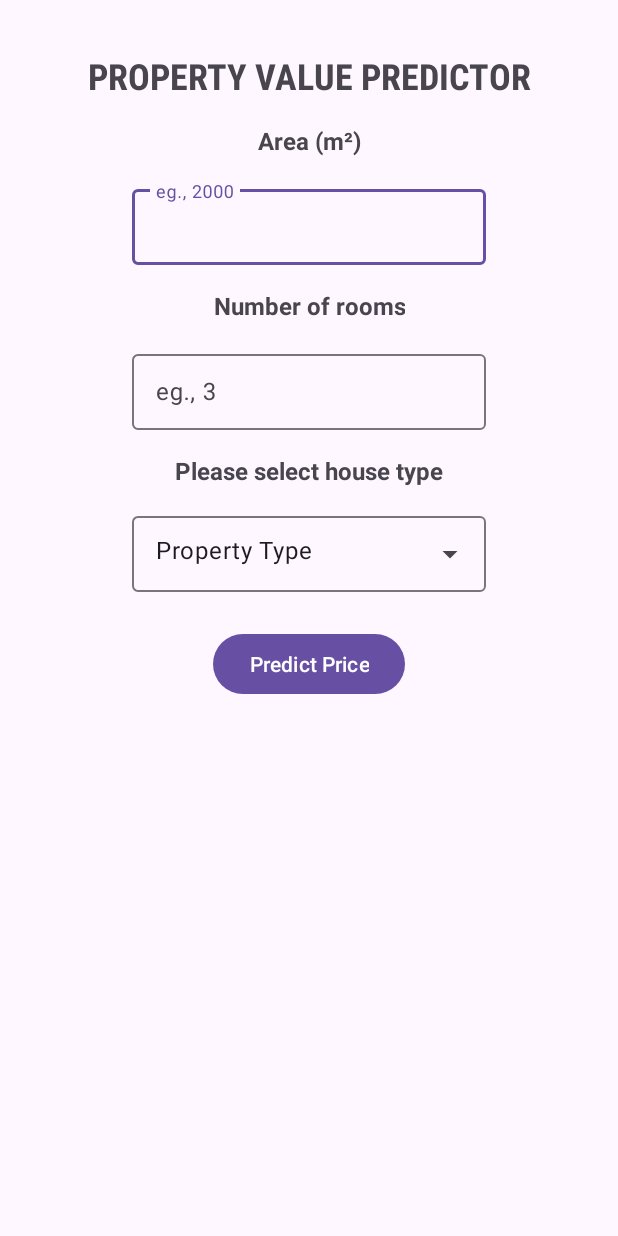
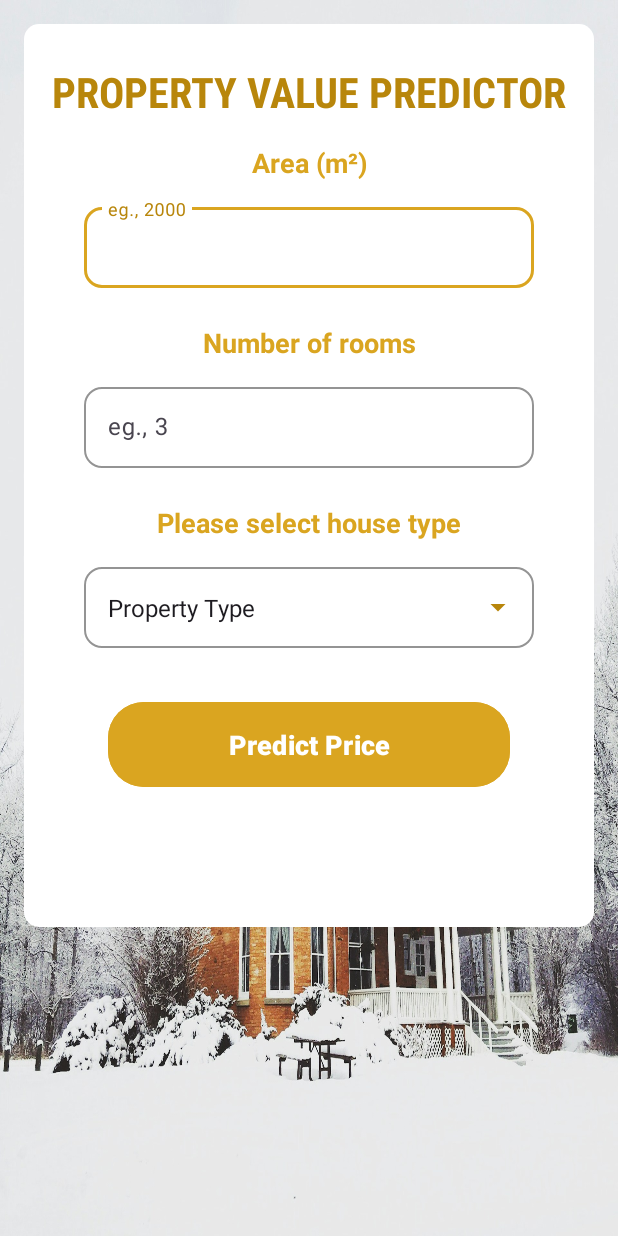
Before and after one commit to ISE-S46/PropertyValuePredictor, an Android app: the screen it shows after launch (MainActivity), on a phone screen of 412 x 824 dp. Run offline under Robolectric (Android 15) with nearby library versions, the phone set to English and light mode, and no system bars; libraries missing offline, so code that uses them is left out: ai.onnxruntime.

Commit message:
Update App UI

```diff
--- /dev/null
+++ b/app/src/main/res/drawable/rounded_background.xml
@@ -0,0 +1,6 @@
+<?xml version="1.0" encoding="utf-8"?>
+<shape xmlns:android="http://schemas.android.com/apk/res/android"
+    android:shape="rectangle">
+    <solid android:color="@color/white"/>
+    <corners android:radius="10dp"/>
+</shape>
--- a/app/src/main/res/layout/activity_main.xml
+++ b/app/src/main/res/layout/activity_main.xml
@@ -5,14 +5,25 @@
     android:id="@+id/main"
     android:layout_width="match_parent"
     android:layout_height="match_parent"
+    android:background="@drawable/house"
     tools:context=".MainActivity">
+
+    <androidx.constraintlayout.widget.ConstraintLayout
+        android:layout_width="match_parent"
+        android:layout_height="wrap_content"
+        android:background="@drawable/rounded_background"
+        android:layout_margin="16dp"
+        android:padding="8dp"
+        app:layout_constraintEnd_toEndOf="parent"
+        app:layout_constraintStart_toStartOf="parent"
+        app:layout_constraintTop_toTopOf="parent">
 
         <androidx.constraintlayout.widget.Guideline
             android:id="@+id/start_guideline"
             android:layout_width="wrap_content"
             android:layout_height="wrap_content"
             android:orientation="horizontal"
-        app:layout_constraintGuide_begin="50dp" />
+            app:layout_constraintGuide_begin="18dp" />
 
         <TextView
             android:id="@+id/Title"
@@ -23,10 +34,10 @@
             android:textAlignment="center"
             android:textAllCaps="true"
             android:textAppearance="@style/TextAppearance.AppCompat.Display1"
-        android:textSize="24sp"
+            android:textColor="@color/Darkgold"
+            android:textSize="28sp"
             android:textStyle="bold"
             android:visibility="visible"
-        app:layout_constraintBottom_toBottomOf="@id/start_guideline"
             app:layout_constraintEnd_toEndOf="parent"
             app:layout_constraintStart_toStartOf="parent"
             app:layout_constraintTop_toTopOf="@id/start_guideline" />
@@ -38,7 +49,8 @@
             android:layout_marginTop="16dp"
             android:text="@string/AreaTitle"
             android:textAlignment="center"
-        android:textSize="16sp"
+            android:textColor="@color/Lightgold"
+            android:textSize="18sp"
             android:textStyle="bold"
             app:layout_constraintEnd_toEndOf="parent"
             app:layout_constraintStart_toStartOf="parent"
@@ -46,9 +58,18 @@
 
         <com.google.android.material.textfield.TextInputLayout
             android:id="@+id/area_input_layout"
-        android:layout_width="236dp"
-        android:layout_height="56dp"
-        android:layout_marginTop="16dp"
+            style="@style/Widget.Material3.TextInputLayout.OutlinedBox"
+            android:layout_width="0dp"
+            android:layout_height="wrap_content"
+            android:layout_marginHorizontal="32dp"
+            android:layout_marginTop="12dp"
+            app:boxCornerRadiusBottomEnd="12dp"
+            app:boxCornerRadiusBottomStart="12dp"
+            app:boxCornerRadiusTopEnd="12dp"
+            app:boxCornerRadiusTopStart="12dp"
+            app:boxStrokeColor="@color/Lightgold"
+            app:boxBackgroundColor="@color/white"
+            app:hintTextColor="@color/Darkgold"
             app:layout_constraintEnd_toEndOf="parent"
             app:layout_constraintStart_toStartOf="parent"
             app:layout_constraintTop_toBottomOf="@+id/Area">
@@ -59,7 +80,8 @@
                 android:layout_height="wrap_content"
                 android:hint="@string/hint_area"
                 android:inputType="numberDecimal"
-            android:ems="10"/>
+                android:paddingVertical="16dp"
+                android:textSize="16sp" />
 
         </com.google.android.material.textfield.TextInputLayout>
 
@@ -67,10 +89,11 @@
             android:id="@+id/NumberRoom"
             android:layout_width="wrap_content"
             android:layout_height="wrap_content"
-        android:layout_marginTop="16dp"
+            android:layout_marginTop="24dp"
             android:text="@string/NumroomTitle"
             android:textAlignment="center"
-        android:textSize="16sp"
+            android:textColor="@color/Lightgold"
+            android:textSize="18sp"
             android:textStyle="bold"
             app:layout_constraintEnd_toEndOf="parent"
             app:layout_constraintStart_toStartOf="parent"
@@ -78,9 +101,18 @@
 
         <com.google.android.material.textfield.TextInputLayout
             android:id="@+id/room_input_layout"
-        android:layout_width="236dp"
-        android:layout_height="56dp"
-        android:layout_marginTop="16dp"
+            style="@style/Widget.Material3.TextInputLayout.OutlinedBox"
+            android:layout_width="0dp"
+            android:layout_height="wrap_content"
+            android:layout_marginHorizontal="32dp"
+            android:layout_marginTop="12dp"
+            app:boxCornerRadiusBottomEnd="12dp"
+            app:boxCornerRadiusBottomStart="12dp"
+            app:boxCornerRadiusTopEnd="12dp"
+            app:boxCornerRadiusTopStart="12dp"
+            app:boxStrokeColor="@color/Lightgold"
+            app:boxBackgroundColor="@color/white"
+            app:hintTextColor="@color/Darkgold"
             app:layout_constraintEnd_toEndOf="parent"
             app:layout_constraintStart_toStartOf="parent"
             app:layout_constraintTop_toBottomOf="@+id/NumberRoom">
@@ -91,7 +123,8 @@
                 android:layout_height="wrap_content"
                 android:hint="@string/hint_room"
                 android:inputType="numberDecimal"
-            android:ems="10"/>
+                android:paddingVertical="16dp"
+                android:textSize="16sp" />
 
         </com.google.android.material.textfield.TextInputLayout>
 
@@ -99,11 +132,12 @@
             android:id="@+id/HouseType"
             android:layout_width="wrap_content"
             android:layout_height="wrap_content"
-        android:layout_marginTop="16dp"
+            android:layout_marginTop="24dp"
+            android:labelFor="@id/house_type_auto_complete_text_view"
             android:text="@string/Housetype"
-        android:labelFor="@id/house_type_auto_complete_text_view"
             android:textAlignment="center"
-        android:textSize="16sp"
+            android:textColor="@color/Lightgold"
+            android:textSize="18sp"
             android:textStyle="bold"
             app:layout_constraintEnd_toEndOf="parent"
             app:layout_constraintStart_toStartOf="parent"
@@ -111,42 +145,63 @@
 
         <com.google.android.material.textfield.TextInputLayout
             android:id="@+id/house_type_dropdown"
-        style="@style/Widget.Material3.TextInputLayout.OutlinedBox.ExposedDropdownMenu"
-        android:layout_width="236dp"
-        android:layout_height="56dp"
-        android:layout_marginTop="14dp"
+            style="@style/GoldDropdownMenu"
+            android:layout_width="0dp"
+            android:layout_height="wrap_content"
+            android:layout_marginHorizontal="32dp"
+            android:layout_marginTop="12dp"
+            app:boxCornerRadiusBottomEnd="12dp"
+            app:boxCornerRadiusBottomStart="12dp"
+            app:boxCornerRadiusTopEnd="12dp"
+            app:boxCornerRadiusTopStart="12dp"
             app:layout_constraintEnd_toEndOf="parent"
             app:layout_constraintStart_toStartOf="parent"
             app:layout_constraintTop_toBottomOf="@+id/HouseType">
 
             <AutoCompleteTextView
+                style="@style/GoldDropdownMenu"
                 android:id="@+id/house_type_auto_complete_text_view"
                 android:layout_width="match_parent"
                 android:layout_height="wrap_content"
                 android:inputType="none"
-            android:text="@string/dropdown"/>
+                android:paddingVertical="16dp"
+                android:text="@string/dropdown"
+                android:textSize="16sp" />
 
         </com.google.android.material.textfield.TextInputLayout>
 
         <Button
             android:id="@+id/calculate_button"
-        android:layout_width="wrap_content"
+            android:layout_width="0dp"
             android:layout_height="wrap_content"
-        android:layout_marginTop="24dp"
+            android:layout_marginHorizontal="48dp"
+            android:layout_marginTop="32dp"
+            android:paddingVertical="16dp"
             android:text="@string/calculate"
+            android:backgroundTint="@color/Lightgold"
+            android:textColor="@color/white"
+            android:textSize="18sp"
+            android:textStyle="bold"
+            app:cornerRadius="24dp"
             app:layout_constraintEnd_toEndOf="parent"
             app:layout_constraintStart_toStartOf="parent"
             app:layout_constraintTop_toBottomOf="@+id/house_type_dropdown" />
 
         <TextView
             android:id="@+id/output_text"
-        android:layout_width="wrap_content"
+            android:layout_width="0dp"
             android:layout_height="wrap_content"
-        android:layout_marginTop="18dp"
-        android:textSize="40sp"
+            android:layout_marginHorizontal="16dp"
+            android:layout_marginTop="22dp"
+            android:paddingBottom="16dp"
             android:textAlignment="center"
+            android:textColor="@color/Green"
+            android:textSize="32sp"
+            android:textStyle="bold"
             app:layout_constraintEnd_toEndOf="parent"
             app:layout_constraintStart_toStartOf="parent"
             app:layout_constraintTop_toBottomOf="@+id/calculate_button" />
 
     </androidx.constraintlayout.widget.ConstraintLayout>
+
+</androidx.constraintlayout.widget.ConstraintLayout>
--- a/app/src/main/res/values/colors.xml
+++ b/app/src/main/res/values/colors.xml
@@ -2,4 +2,7 @@
 <resources>
     <color name="black">#FF000000</color>
     <color name="white">#FFFFFFFF</color>
+    <color name="Darkgold">#B8860B</color>
+    <color name="Lightgold">#DAA520</color>
+    <color name="Green">#43A047</color>
 </resources>
--- /dev/null
+++ b/app/src/main/res/values/styles.xml
@@ -0,0 +1,11 @@
+<?xml version="1.0" encoding="utf-8"?>
+<resources>
+    <style name="GoldDropdownMenu" parent="Widget.Material3.TextInputLayout.OutlinedBox.ExposedDropdownMenu">
+        <item name="boxBackgroundColor">@color/white</item>
+        <item name="boxStrokeColor">@color/Lightgold</item>
+        <item name="hintTextColor">@color/Darkgold</item>
+        <item name="endIconTint">@color/Darkgold</item>
+        <item name="android:popupBackground">@color/white</item>
+        <item name="android:popupElevation">8dp</item>
+    </style>
+</resources>
```
Also changed, not shown: app/src/main/res/drawable/house.jpg (added). Lines whose indentation alone changed are shown as unchanged.
